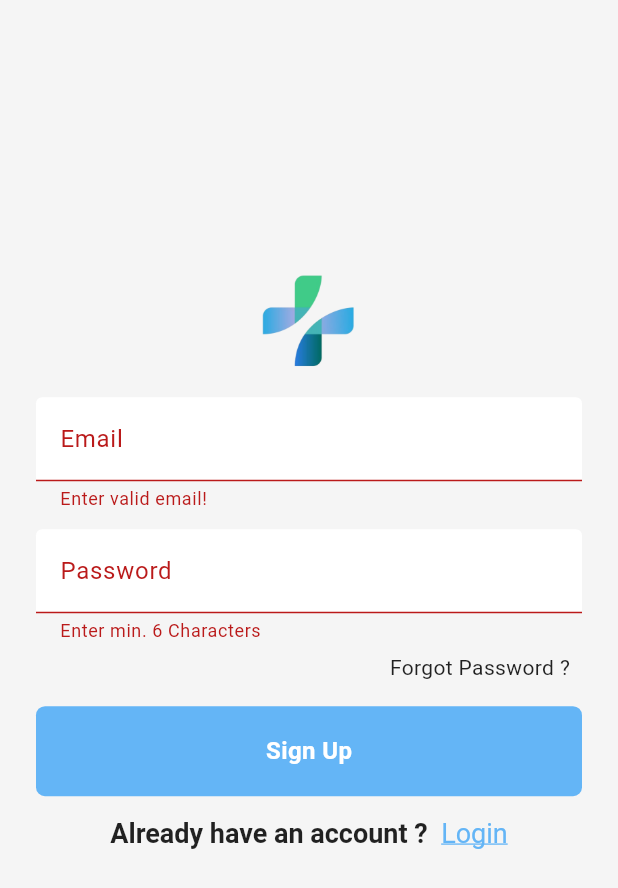
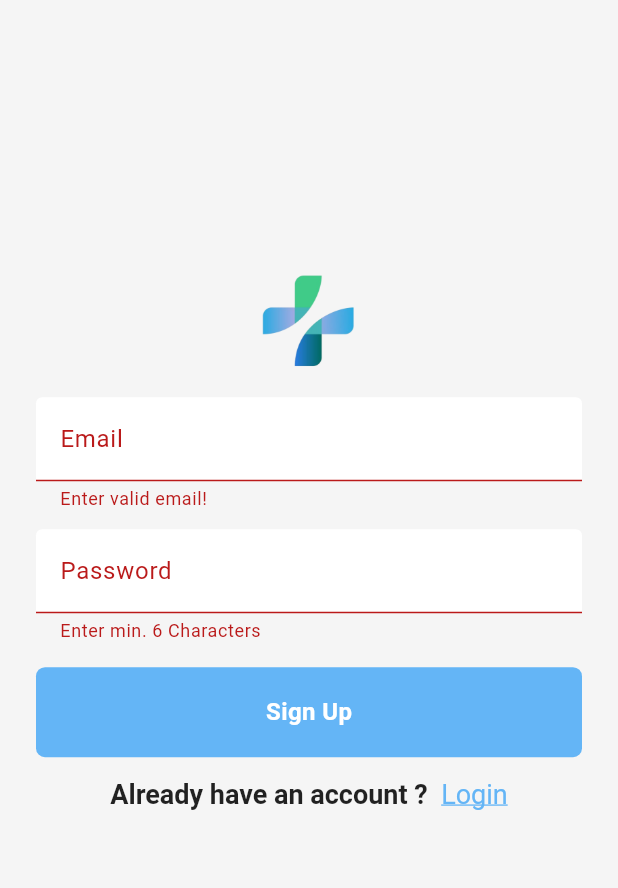
Before and after one commit to Yonatan-oni/flutter_firebase, a Flutter app: the SignUpWidget screen opened directly with empty values, after a tap on "Sign Up", on a phone screen of 412 x 824 dp. Shown: the top 888 px of the screen. Run offline on Flutter 3.47's test engine with Material 3 defaults, Android fonts, the phone set to English and light mode, and no system bars; our stand-ins replace email_validator, firebase_auth, firebase_core; accounts and stored records are empty; network calls fail.

```diff
--- a/lib/main.dart
+++ b/lib/main.dart
@@ -2,7 +2,7 @@ import 'package:firebase_auth/firebase_auth.dart';
 import 'package:firebase_core/firebase_core.dart';
 import 'package:flutter/material.dart';
 import 'package:flutter_firebase/pages/auth_page.dart';
-import 'package:flutter_firebase/utils/signup_util.dart';
+import 'package:flutter_firebase/utils/account_util.dart';
 import 'firebase_options.dart';
 
 Future main() async {
@@ -21,7 +21,7 @@ class MyApp extends StatelessWidget {
   Widget build(BuildContext context) {
     return MaterialApp(
       title: 'Flutter Demo',
-      scaffoldMessengerKey: SignupUtil.messengerKey,
+      scaffoldMessengerKey: AccountUtil.messengerKey,
       navigatorKey: navigatorKey,
       debugShowCheckedModeBanner: false,
       theme: ThemeData(
--- a/lib/pages/sign_up_widget.dart
+++ b/lib/pages/sign_up_widget.dart
@@ -3,7 +3,7 @@ import 'package:firebase_auth/firebase_auth.dart';
 import 'package:flutter/gestures.dart';
 import 'package:flutter/material.dart';
 import 'package:flutter_firebase/main.dart';
-import 'package:flutter_firebase/utils/signup_util.dart';
+import 'package:flutter_firebase/utils/account_util.dart';
 
 class SignUpWidget extends StatefulWidget {
   final VoidCallback onClickedSignIn;
@@ -95,23 +95,10 @@ class _SignUpWidgetState extends State<SignUpWidget> {
                             : null,
                       ),
                       const SizedBox(
-                        height: 6,
-                      ),
-                      const Row(
-                        mainAxisAlignment: MainAxisAlignment.end,
-                        children: [
-                          Padding(
-                            padding: EdgeInsets.only(right: 8.0),
-                            child: Text(
-                              'Forgot Password ?',
-                              style: TextStyle(color: Colors.black87),
-                            ),
-                          ),
-                        ],
-                      ),
-                      const SizedBox(
                         height: 16,
                       ),
+
+
                       GestureDetector(
                         onTap: signUp,
                         child: Container(
@@ -177,7 +164,7 @@ class _SignUpWidgetState extends State<SignUpWidget> {
           email: emailController.text.trim(),
           password: passwordController.text.trim());
     } on FirebaseAuthException catch (e) {
-      SignupUtil.showSnackBar(e.message);
+      AccountUtil.showSnackBar(e.message);
     }
 
     navigatorKey.currentState!.popUntil((route) => route.isFirst);
--- a/lib/utils/signup_util.dart
+++ b/lib/utils/account_util.dart
@@ -1,6 +1,6 @@
 import 'package:flutter/material.dart';
 
-class SignupUtil {
+class AccountUtil {
   static final messengerKey = GlobalKey<ScaffoldMessengerState>();
 
   static showSnackBar(String? text) {
```
Also changed, not shown: lib/pages/login_widget.dart (+29 -12 lines).
